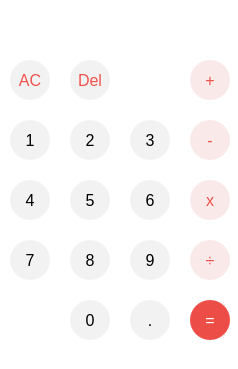
The window that mainwindow.ui (Feeling-6/PhoneCalculator) describes before a commit, drawn with Qt 5.
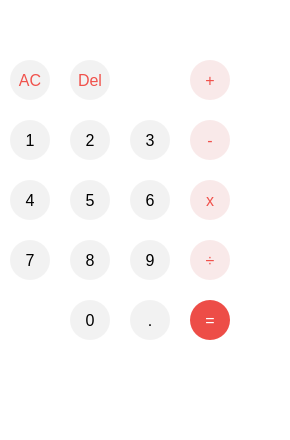
The same window after the commit.

Commit message: 添加功能

Patch:
```diff
--- a/mainwindow.ui
+++ b/mainwindow.ui
@@ -6,8 +6,8 @@
    <rect>
     <x>0</x>
     <y>0</y>
-    <width>238</width>
-    <height>369</height>
+    <width>290</width>
+    <height>440</height>
    </rect>
   </property>
   <property name="windowTitle">
```
Left out of the diff: 3 changed lines with no effect on the pictures. The commit also changes 2 other files.
